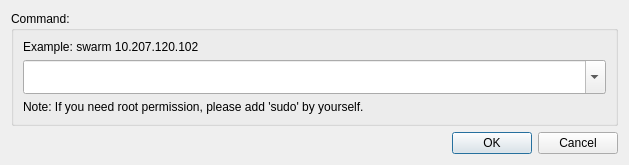
Before: the Qt Designer form remotecommanddialog.ui in guolisen/Arm, drawn with Qt 5.
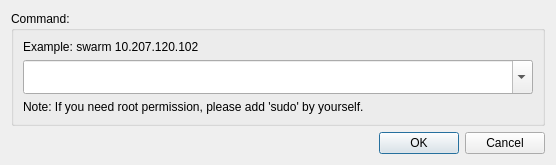
After: the same form once the commit is applied.

The edit to the form file:
```diff
--- a/remotecommanddialog.ui
+++ b/remotecommanddialog.ui
@@ -6,10 +6,22 @@
    <rect>
     <x>0</x>
     <y>0</y>
-    <width>629</width>
+    <width>556</width>
     <height>139</height>
    </rect>
   </property>
+  <property name="sizePolicy">
+   <sizepolicy hsizetype="Fixed" vsizetype="Fixed">
+    <horstretch>0</horstretch>
+    <verstretch>0</verstretch>
+   </sizepolicy>
+  </property>
+  <property name="maximumSize">
+   <size>
+    <width>556</width>
+    <height>16777215</height>
+   </size>
+  </property>
   <property name="windowTitle">
    <string>Dialog</string>
   </property>
@@ -29,6 +41,18 @@
       </item>
       <item row="1" column="0">
        <widget class="QComboBox" name="commandLine">
+        <property name="sizePolicy">
+         <sizepolicy hsizetype="Fixed" vsizetype="Fixed">
+          <horstretch>0</horstretch>
+          <verstretch>0</verstretch>
+         </sizepolicy>
+        </property>
+        <property name="maximumSize">
+         <size>
+          <width>526</width>
+          <height>16777215</height>
+         </size>
+        </property>
         <property name="styleSheet">
          <string notr="true">height: 28</string>
         </property>
```
